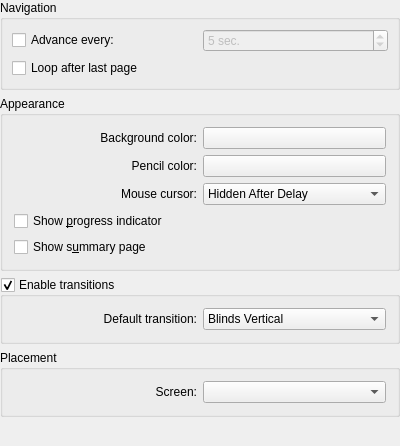
The window that conf/dlgpresentationbase.ui (KDE/okular) describes before a commit, drawn with Qt 5.
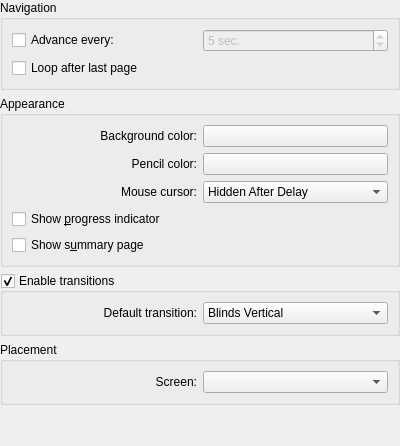
The same window after the commit. Custom widgets are drawn as their Qt base class.

Commit message:
SVN_SILENT Cleanup .ui files
This removes (as discussed on k-c-d)
* obsolete <pixmapfunction>
* deprecated <layoutdefault>
* empty <author>, <comment>, <exportmacro>

```diff
--- a/conf/dlgpresentationbase.ui
+++ b/conf/dlgpresentationbase.ui
@@ -306,7 +306,6 @@
    </item>
   </layout>
  </widget>
- <layoutdefault spacing="6" margin="11" />
   <customwidgets>
   <customwidget>
    <class>KColorButton</class>
```
The commit also changes 5 other files.
